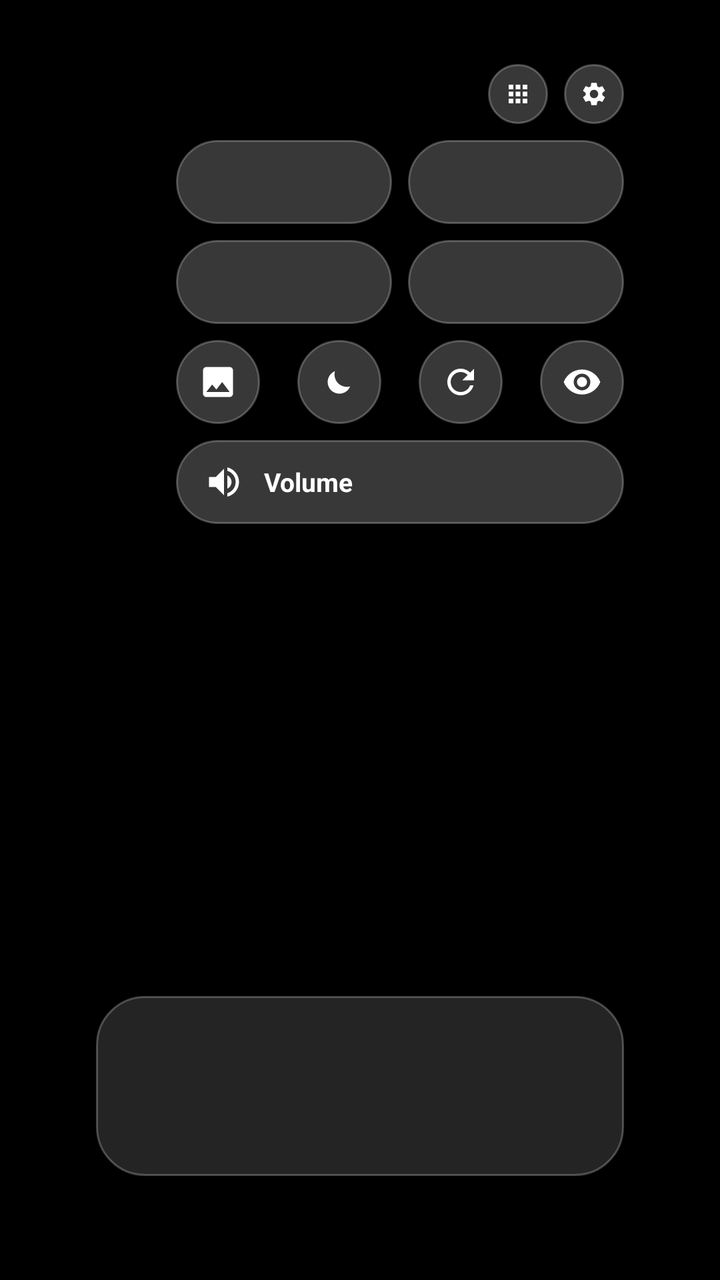
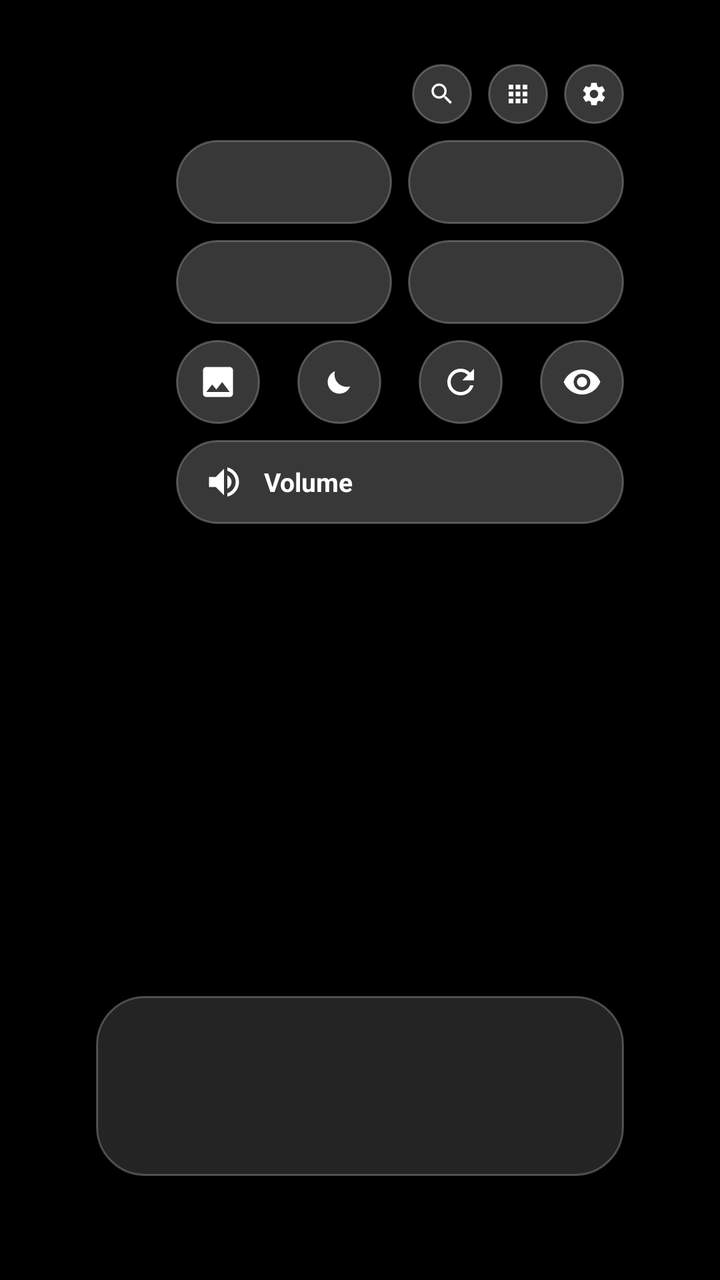

The first picture is an Android layout as it rendered before a commit; the second is the same layout after the commit. The layout source and the unified diff follow.
<!-- AndroidManifest.xml: activity theme Theme.TvLuncher.Home -->
<!-- res/layout/activity_home.xml -->
<?xml version="1.0" encoding="utf-8"?>
<androidx.constraintlayout.widget.ConstraintLayout
    xmlns:android="http://schemas.android.com/apk/res/android"
    xmlns:app="http://schemas.android.com/apk/res-auto"
    android:id="@+id/root"
    android:layout_width="match_parent"
    android:layout_height="match_parent"
    android:background="@color/black"
    android:clipChildren="false">

    <ImageView
        android:id="@+id/wallpaper"
        android:layout_width="0dp"
        android:layout_height="0dp"
        android:scaleType="centerCrop"
        android:importantForAccessibility="no"
        app:layout_constraintTop_toTopOf="parent"
        app:layout_constraintBottom_toBottomOf="parent"
        app:layout_constraintStart_toStartOf="parent"
        app:layout_constraintEnd_toEndOf="parent" />

    <View
        android:id="@+id/scrimTop"
        android:layout_width="0dp"
        android:layout_height="150dp"
        android:background="@drawable/scrim_top"
        app:layout_constraintTop_toTopOf="parent"
        app:layout_constraintStart_toStartOf="parent"
        app:layout_constraintEnd_toEndOf="parent" />

    <View
        android:id="@+id/scrim"
        android:layout_width="0dp"
        android:layout_height="190dp"
        android:background="@drawable/scrim_bottom"
        app:layout_constraintBottom_toBottomOf="parent"
        app:layout_constraintStart_toStartOf="parent"
        app:layout_constraintEnd_toEndOf="parent" />

    
    <View
        android:id="@+id/dimLayer"
        android:layout_width="0dp"
        android:layout_height="0dp"
        android:background="@color/black"
        android:alpha="0"
        app:layout_constraintTop_toTopOf="parent"
        app:layout_constraintBottom_toBottomOf="parent"
        app:layout_constraintStart_toStartOf="parent"
        app:layout_constraintEnd_toEndOf="parent" />

    
    <LinearLayout
        android:id="@+id/clockBlock"
        android:layout_width="wrap_content"
        android:layout_height="wrap_content"
        android:orientation="vertical"
        android:layout_marginStart="@dimen/screen_margin_horizontal"
        android:layout_marginTop="@dimen/screen_margin_vertical"
        app:layout_constraintTop_toTopOf="parent"
        app:layout_constraintStart_toStartOf="parent">

        <TextView
            android:id="@+id/clock"
            android:layout_width="wrap_content"
            android:layout_height="wrap_content"
            android:includeFontPadding="false"
            android:textColor="@color/text_primary"
            android:textSize="@dimen/text_clock_large"
            android:textStyle="bold"
            android:shadowColor="#73000000"
            android:shadowRadius="12" />

        <TextView
            android:id="@+id/date"
            android:layout_width="wrap_content"
            android:layout_height="wrap_content"
            android:layout_marginTop="8dp"
            android:includeFontPadding="false"
            android:textColor="@color/text_primary"
            android:textSize="@dimen/text_clock_sub"
            android:shadowColor="#73000000"
            android:shadowRadius="8" />

        <LinearLayout
            android:id="@+id/weatherRow"
            android:layout_width="wrap_content"
            android:layout_height="wrap_content"
            android:layout_marginTop="8dp"
            android:orientation="horizontal"
            android:gravity="center_vertical">

            <ImageView
                android:id="@+id/weatherIcon"
                android:layout_width="18dp"
                android:layout_height="18dp"
                android:contentDescription="@string/cd_weather"
                android:visibility="gone" />

            <TextView
                android:id="@+id/weatherTemp"
                android:layout_width="wrap_content"
                android:layout_height="wrap_content"
                android:layout_marginStart="8dp"
                android:includeFontPadding="false"
                android:textColor="@color/text_primary"
                android:textSize="@dimen/text_clock_sub"
                android:shadowColor="#73000000"
                android:shadowRadius="8"
                android:visibility="gone" />
        </LinearLayout>
    </LinearLayout>

    
    <LinearLayout
        android:id="@+id/quickPanel"
        android:layout_width="@dimen/panel_width"
        android:layout_height="wrap_content"
        android:orientation="vertical"
        android:layout_marginEnd="@dimen/screen_margin_horizontal"
        android:layout_marginTop="@dimen/screen_margin_vertical"
        app:layout_constraintTop_toTopOf="parent"
        app:layout_constraintEnd_toEndOf="parent">

        <LinearLayout
            android:layout_width="match_parent"
            android:layout_height="wrap_content"
            android:orientation="horizontal"
            android:gravity="end">

            <ImageButton
                android:id="@+id/btnAllApps"
                android:layout_width="@dimen/control_small"
                android:layout_height="@dimen/control_small"
                android:background="@drawable/bg_glass_control"
                android:src="@drawable/ic_apps"
                android:scaleType="centerInside"
                android:padding="8dp"
                android:contentDescription="@string/all_apps"
                app:tint="@color/glass_content" />

            <ImageButton
                android:id="@+id/btnSettings"
                android:layout_width="@dimen/control_small"
                android:layout_height="@dimen/control_small"
                android:layout_marginStart="8dp"
                android:background="@drawable/bg_glass_control"
                android:src="@drawable/ic_settings"
                android:scaleType="centerInside"
                android:padding="8dp"
                android:contentDescription="@string/settings"
                app:tint="@color/glass_content" />
        </LinearLayout>

        <LinearLayout
            android:layout_width="match_parent"
            android:layout_height="wrap_content"
            android:layout_marginTop="@dimen/control_gap"
            android:orientation="horizontal">

            <include
                android:id="@+id/pillStyle"
                layout="@layout/view_quick_pill" />

            <Space
                android:layout_width="@dimen/control_gap"
                android:layout_height="0dp" />

            <include
                android:id="@+id/pillClock"
                layout="@layout/view_quick_pill" />
        </LinearLayout>

        <LinearLayout
            android:layout_width="match_parent"
            android:layout_height="wrap_content"
            android:layout_marginTop="@dimen/control_gap"
            android:orientation="horizontal">

            <include
                android:id="@+id/pillWeather"
                layout="@layout/view_quick_pill" />

            <Space
                android:layout_width="@dimen/control_gap"
                android:layout_height="0dp" />

            <include
                android:id="@+id/pillProfile"
                layout="@layout/view_quick_pill" />
        </LinearLayout>

        <LinearLayout
            android:layout_width="match_parent"
            android:layout_height="wrap_content"
            android:layout_marginTop="@dimen/control_gap"
            android:orientation="horizontal">

            <ImageButton
                android:id="@+id/btnNextArt"
                android:layout_width="@dimen/control_height"
                android:layout_height="@dimen/control_height"
                android:background="@drawable/bg_glass_control"
                android:src="@drawable/ic_image"
                android:scaleType="centerInside"
                android:padding="11dp"
                android:contentDescription="@string/home_next_artwork"
                app:tint="@color/glass_content" />

            <Space
                android:layout_width="0dp"
                android:layout_height="0dp"
                android:layout_weight="1" />

            <ImageButton
                android:id="@+id/btnScreensaver"
                android:layout_width="@dimen/control_height"
                android:layout_height="@dimen/control_height"
                android:background="@drawable/bg_glass_control"
                android:src="@drawable/ic_weather_moon"
                android:scaleType="centerInside"
                android:padding="11dp"
                android:contentDescription="@string/home_screensaver_now"
                app:tint="@color/glass_content" />

            <Space
                android:layout_width="0dp"
                android:layout_height="0dp"
                android:layout_weight="1" />

            <ImageButton
                android:id="@+id/btnRefresh"
                android:layout_width="@dimen/control_height"
                android:layout_height="@dimen/control_height"
                android:background="@drawable/bg_glass_control"
                android:src="@drawable/ic_refresh"
                android:scaleType="centerInside"
                android:padding="11dp"
                android:contentDescription="@string/home_refresh"
                app:tint="@color/glass_content" />

            <Space
                android:layout_width="0dp"
                android:layout_height="0dp"
                android:layout_weight="1" />

            <ImageButton
                android:id="@+id/btnHideUi"
                android:layout_width="@dimen/control_height"
                android:layout_height="@dimen/control_height"
                android:background="@drawable/bg_glass_control"
                android:src="@drawable/ic_eye"
                android:scaleType="centerInside"
                android:padding="11dp"
                android:contentDescription="@string/home_hide_ui"
                app:tint="@color/glass_content" />
        </LinearLayout>

        
        <FrameLayout
            android:id="@+id/volumePill"
            android:layout_width="match_parent"
            android:layout_height="@dimen/control_height"
            android:layout_marginTop="@dimen/control_gap"
            android:background="@drawable/bg_glass_control"
            android:focusable="true"
            android:clickable="true"
            android:contentDescription="@string/home_volume">

            <View
                android:id="@+id/volumeFill"
                android:layout_width="match_parent"
                android:layout_height="match_parent"
                android:background="@drawable/bg_volume_fill"
                android:duplicateParentState="true" />

            <LinearLayout
                android:layout_width="match_parent"
                android:layout_height="match_parent"
                android:orientation="horizontal"
                android:gravity="center_vertical"
                android:paddingStart="14dp"
                android:paddingEnd="16dp"
                android:duplicateParentState="true">

                <ImageView
                    android:layout_width="20dp"
                    android:layout_height="20dp"
                    android:src="@drawable/ic_volume"
                    android:duplicateParentState="true"
                    android:importantForAccessibility="no"
                    app:tint="@color/glass_content" />

                <TextView
                    android:layout_width="0dp"
                    android:layout_height="wrap_content"
                    android:layout_weight="1"
                    android:layout_marginStart="10dp"
                    android:duplicateParentState="true"
                    android:text="@string/home_volume"
                    android:textColor="@color/glass_content"
                    android:textSize="13sp"
                    android:textStyle="bold" />

                <TextView
                    android:id="@+id/volumeValue"
                    android:layout_width="wrap_content"
                    android:layout_height="wrap_content"
                    android:duplicateParentState="true"
                    android:textColor="@color/glass_content"
                    android:textSize="13sp"
                    android:textStyle="bold" />
            </LinearLayout>
        </FrameLayout>
    </LinearLayout>

    
    <LinearLayout
        android:id="@+id/artCredit"
        android:layout_width="wrap_content"
        android:layout_height="wrap_content"
        android:orientation="vertical"
        android:gravity="end"
        android:layout_marginEnd="@dimen/screen_margin_horizontal"
        android:layout_marginBottom="12dp"
        android:visibility="gone"
        app:layout_constraintEnd_toEndOf="parent"
        app:layout_constraintBottom_toTopOf="@+id/rowContainer"
        app:layout_goneMarginBottom="@dimen/screen_margin_vertical">

        <TextView
            android:id="@+id/artArtist"
            android:layout_width="wrap_content"
            android:layout_height="wrap_content"
            android:maxWidth="420dp"
            android:maxLines="1"
            android:ellipsize="end"
            android:textColor="@color/text_secondary"
            android:textSize="11sp"
            android:shadowColor="#99000000"
            android:shadowRadius="6" />

        <TextView
            android:id="@+id/artTitle"
            android:layout_width="wrap_content"
            android:layout_height="wrap_content"
            android:layout_marginTop="2dp"
            android:maxWidth="420dp"
            android:maxLines="1"
            android:ellipsize="end"
            android:textColor="@color/text_primary"
            android:textSize="14sp"
            android:shadowColor="#99000000"
            android:shadowRadius="6" />
    </LinearLayout>

    
    <androidx.recyclerview.widget.RecyclerView
        android:id="@+id/homeGrid"
        android:layout_width="0dp"
        android:layout_height="0dp"
        android:layout_marginStart="@dimen/home_grid_margin"
        android:layout_marginEnd="@dimen/home_grid_margin"
        android:clipChildren="false"
        android:clipToPadding="false"
        android:paddingTop="14dp"
        android:paddingBottom="24dp"
        android:descendantFocusability="blocksDescendants"
        android:scrollbars="none"
        app:layout_constraintTop_toTopOf="parent"
        app:layout_constraintStart_toStartOf="parent"
        app:layout_constraintEnd_toEndOf="parent" />

    
    <FrameLayout
        android:id="@+id/rowContainer"
        android:layout_width="0dp"
        android:layout_height="wrap_content"
        android:minHeight="90dp"
        android:background="@drawable/bg_dock"
        android:clipChildren="false"
        android:layout_marginStart="@dimen/screen_margin_horizontal"
        android:layout_marginEnd="@dimen/screen_margin_horizontal"
        android:layout_marginBottom="@dimen/dock_margin_bottom"
        app:layout_constraintBottom_toBottomOf="parent"
        app:layout_constraintStart_toStartOf="parent"
        app:layout_constraintEnd_toEndOf="parent">

        <androidx.recyclerview.widget.RecyclerView
            android:id="@+id/favouritesRow"
            android:layout_width="match_parent"
            android:layout_height="wrap_content"
            android:layout_gravity="center_vertical"
            android:clipChildren="false"
            android:clipToPadding="false"
            android:paddingStart="15dp"
            android:paddingEnd="15dp"
            android:paddingTop="@dimen/row_vertical_padding"
            android:paddingBottom="@dimen/row_vertical_padding"
            android:focusable="false"
            android:descendantFocusability="afterDescendants"
            android:scrollbars="none" />

        <LinearLayout
            android:id="@+id/emptyState"
            android:layout_width="match_parent"
            android:layout_height="match_parent"
            android:orientation="vertical"
            android:gravity="center"
            android:paddingStart="40dp"
            android:paddingEnd="40dp"
            android:visibility="gone">

            <TextView
                android:layout_width="wrap_content"
                android:layout_height="wrap_content"
                android:text="@string/home_empty_title"
                android:textColor="@color/text_primary"
                android:textSize="18sp"
                android:textStyle="bold" />

            <TextView
                android:layout_width="wrap_content"
                android:layout_height="wrap_content"
                android:layout_marginTop="6dp"
                android:text="@string/home_empty_body"
                android:textColor="@color/text_secondary"
                android:textSize="@dimen/text_body"
                android:gravity="center" />
        </LinearLayout>
    </FrameLayout>

    
    <TextView
        android:id="@+id/moveHint"
        android:layout_width="wrap_content"
        android:layout_height="wrap_content"
        android:layout_marginBottom="10dp"
        android:background="@drawable/bg_glass_control"
        android:paddingStart="18dp"
        android:paddingEnd="18dp"
        android:paddingTop="8dp"
        android:paddingBottom="8dp"
        android:text="@string/move_hint"
        android:textColor="@color/text_primary"
        android:textSize="13sp"
        android:textStyle="bold"
        android:visibility="gone"
        app:layout_constraintBottom_toTopOf="@+id/rowContainer"
        app:layout_constraintStart_toStartOf="parent"
        app:layout_constraintEnd_toEndOf="parent" />

    <TextView
        android:id="@+id/hiddenHint"
        android:layout_width="wrap_content"
        android:layout_height="wrap_content"
        android:layout_marginStart="@dimen/screen_margin_horizontal"
        android:layout_marginBottom="@dimen/screen_margin_vertical"
        android:text="@string/home_hidden_hint"
        android:textColor="@color/text_secondary"
        android:textSize="12sp"
        android:shadowColor="#99000000"
        android:shadowRadius="6"
        android:visibility="gone"
        app:layout_constraintStart_toStartOf="parent"
        app:layout_constraintBottom_toBottomOf="parent" />
</androidx.constraintlayout.widget.ConstraintLayout>
<!-- res/layout/view_quick_pill.xml (included above) -->
<?xml version="1.0" encoding="utf-8"?>
<LinearLayout xmlns:android="http://schemas.android.com/apk/res/android"
    xmlns:app="http://schemas.android.com/apk/res-auto"
    android:layout_width="0dp"
    android:layout_height="@dimen/control_height"
    android:layout_weight="1"
    android:orientation="horizontal"
    android:gravity="center_vertical"
    android:paddingStart="14dp"
    android:paddingEnd="10dp"
    android:background="@drawable/bg_glass_control"
    android:focusable="true"
    android:clickable="true">

    <ImageView
        android:id="@+id/icon"
        android:layout_width="20dp"
        android:layout_height="20dp"
        android:duplicateParentState="true"
        android:importantForAccessibility="no"
        app:tint="@color/glass_content" />

    <LinearLayout
        android:layout_width="0dp"
        android:layout_height="wrap_content"
        android:layout_weight="1"
        android:layout_marginStart="10dp"
        android:orientation="vertical"
        android:duplicateParentState="true">

        <TextView
            android:id="@+id/title"
            android:layout_width="match_parent"
            android:layout_height="wrap_content"
            android:duplicateParentState="true"
            android:includeFontPadding="false"
            android:maxLines="1"
            android:ellipsize="end"
            android:textColor="@color/glass_content"
            android:textSize="13sp"
            android:textStyle="bold" />

        <TextView
            android:id="@+id/value"
            android:layout_width="match_parent"
            android:layout_height="wrap_content"
            android:layout_marginTop="2dp"
            android:duplicateParentState="true"
            android:includeFontPadding="false"
            android:maxLines="1"
            android:ellipsize="end"
            android:textColor="@color/glass_content_secondary"
            android:textSize="11sp" />
    </LinearLayout>
</LinearLayout>
<!-- resources referenced by this layout -->
<resources>
  <color name="black">#FF000000</color>
  <color name="text_primary">#FFFFFFFF</color>
  <color name="text_secondary">#B8FFFFFF</color>
  <dimen name="control_gap">8dp</dimen>
  <dimen name="control_height">42dp</dimen>
  <dimen name="control_small">30dp</dimen>
  <dimen name="dock_margin_bottom">52dp</dimen>
  <dimen name="home_grid_margin">48dp</dimen>
  <dimen name="panel_width">224dp</dimen>
  <dimen name="row_vertical_padding">11dp</dimen>
  <dimen name="screen_margin_horizontal">48dp</dimen>
  <dimen name="screen_margin_vertical">32dp</dimen>
  <dimen name="text_body">16sp</dimen>
  <dimen name="text_clock_large">56sp</dimen>
  <dimen name="text_clock_sub">17sp</dimen>
  <!-- drawable bg_dock (drawable) -->
  <?xml version="1.0" encoding="utf-8"?>
  <shape xmlns:android="http://schemas.android.com/apk/res/android" android:shape="rectangle">
      <corners android:radius="24dp" />
      <solid android:color="@color/glass_fill_dock" />
      <stroke android:width="1dp" android:color="@color/glass_stroke" />
  </shape>
  <!-- drawable bg_volume_fill (drawable) -->
  <?xml version="1.0" encoding="utf-8"?>
  <clip xmlns:android="http://schemas.android.com/apk/res/android"
      android:clipOrientation="horizontal"
      android:gravity="start">
      <shape android:shape="rectangle">
          <corners android:radius="100dp" />
          <solid android:color="#33FFFFFF" />
      </shape>
  </clip>
  <!-- drawable scrim_bottom (drawable) -->
  <?xml version="1.0" encoding="utf-8"?>
  <shape xmlns:android="http://schemas.android.com/apk/res/android" android:shape="rectangle">
      <gradient
          android:type="linear"
          android:angle="90"
          android:startColor="#B3000000"
          android:centerColor="#4D000000"
          android:endColor="#00000000" />
  </shape>
  <!-- drawable scrim_top (drawable) -->
  <?xml version="1.0" encoding="utf-8"?>
  <shape xmlns:android="http://schemas.android.com/apk/res/android" android:shape="rectangle">
      <gradient
          android:type="linear"
          android:angle="270"
          android:startColor="#4D000000"
          android:endColor="#00000000" />
  </shape>
  <string name="all_apps">Applications</string>
  <string name="cd_weather">Météo</string>
  <string name="home_empty_body">Ouvrez « Applications » et appuyez longuement sur une app pour l\'ajouter à l\'accueil.</string>
  <string name="home_empty_title">Aucun favori</string>
  <string name="home_hidden_hint">Appuyez sur une touche pour revenir</string>
  <string name="home_hide_ui">Afficher seulement l\'œuvre</string>
  <string name="home_next_artwork">Œuvre suivante</string>
  <string name="home_refresh">Actualiser</string>
  <string name="home_screensaver_now">Lancer l\'écran de veille</string>
  <string name="home_volume">Volume</string>
  <string name="move_hint">◀ ▶ pour déplacer · OK pour valider</string>
  <string name="settings">Réglages</string>
  <style name="Theme.TvLuncher.Home">
          
          <item name="android:windowBackground">@null</item>
          <item name="android:windowDisablePreview">true</item>
          <item name="android:windowAnimationStyle">@null</item>
      </style>
  <color name="glass_fill_dock">#24FFFFFF</color>
  <color name="glass_stroke">#40FFFFFF</color>
  <color name="white">#FFFFFFFF</color>
  <color name="glass_fill">#38FFFFFF</color>
  <!-- unchanged entries left out for length: 8 -->
</resources>

<!-- the commit's change to res/layout/activity_home.xml (unified diff, before → after) -->
@@ -127,6 +127,18 @@
             android:layout_height="wrap_content"
             android:orientation="horizontal"
             android:gravity="end">
+
+            <ImageButton
+                android:id="@+id/btnSearch"
+                android:layout_width="@dimen/control_small"
+                android:layout_height="@dimen/control_small"
+                android:layout_marginEnd="8dp"
+                android:background="@drawable/bg_glass_control"
+                android:src="@drawable/ic_search"
+                android:scaleType="centerInside"
+                android:padding="8dp"
+                android:contentDescription="@string/search"
+                app:tint="@color/glass_content" />
 
             <ImageButton
                 android:id="@+id/btnAllApps"
<!-- resource entries referenced after the edit -->
@@ -32,6 +32,13 @@
           <solid android:color="#33FFFFFF" />
       </shape>
   </clip>
+  <!-- drawable ic_search (drawable) -->
+  <?xml version="1.0" encoding="utf-8"?>
+  <vector xmlns:android="http://schemas.android.com/apk/res/android"
+      android:width="24dp" android:height="24dp"
+      android:viewportWidth="24" android:viewportHeight="24">
+      <path android:fillColor="#FFFFFFFF" android:pathData="M15.5,14h-0.79l-0.28,-0.27C15.41,12.59 16,11.11 16,9.5 16,5.91 13.09,3 9.5,3S3,5.91 3,9.5 5.91,16 9.5,16c1.61,0 3.09,-0.59 4.23,-1.57l0.27,0.28v0.79l5,4.99L20.49,19l-4.99,-5zM9.5,14C7.01,14 5,11.99 5,9.5S7.01,5 9.5,5 14,7.01 14,9.5 11.99,14 9.5,14z" />
+  </vector>
   <!-- drawable scrim_bottom (drawable) -->
   <?xml version="1.0" encoding="utf-8"?>
   <shape xmlns:android="http://schemas.android.com/apk/res/android" android:shape="rectangle">
@@ -62,6 +69,7 @@
   <string name="home_screensaver_now">Lancer l\'écran de veille</string>
   <string name="home_volume">Volume</string>
   <string name="move_hint">◀ ▶ pour déplacer · OK pour valider</string>
+  <string name="search">Rechercher</string>
   <string name="settings">Réglages</string>
   <style name="Theme.TvLuncher.Home">
           
